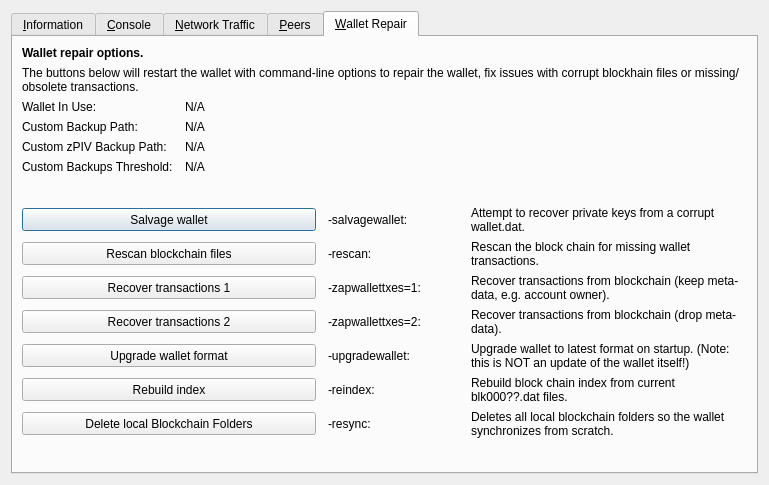
This is src/qt/forms/rpcconsole.ui in private-datagram/pdg-core as Qt 5 draws it before an edit. The edited form follows.
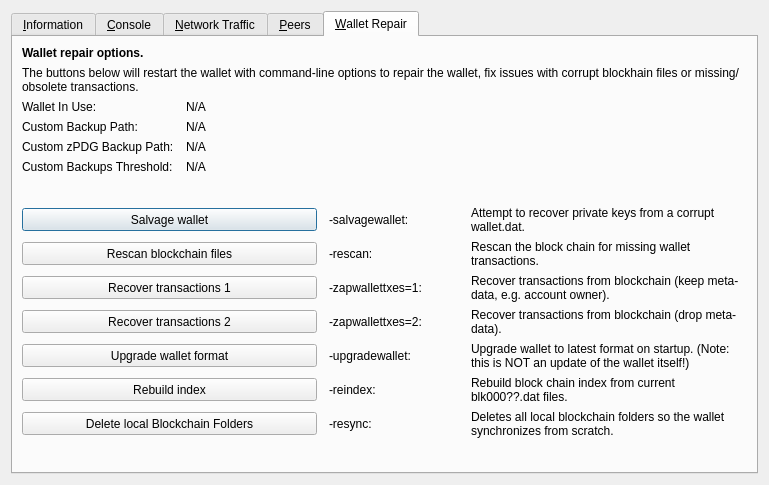
This is the edited form. The open tabs and pages were chosen to show the change. Icons and pictures are not drawn. Custom widgets are drawn as their Qt base class.

Diff of the .ui file:
```diff
--- a/src/qt/forms/rpcconsole.ui
+++ b/src/qt/forms/rpcconsole.ui
@@ -1328,7 +1328,7 @@
        <item row="4" column="0">
         <widget class="QLabel" name="wallet_customzpivbackuppath_label">
          <property name="text">
-          <string>Custom zPIV Backup Path:</string>
+          <string>Custom zPDG Backup Path:</string>
          </property>
          <property name="visible">
           <bool>false</bool>
```
Left out of the diff: 10 changed lines with no effect on the pictures.
